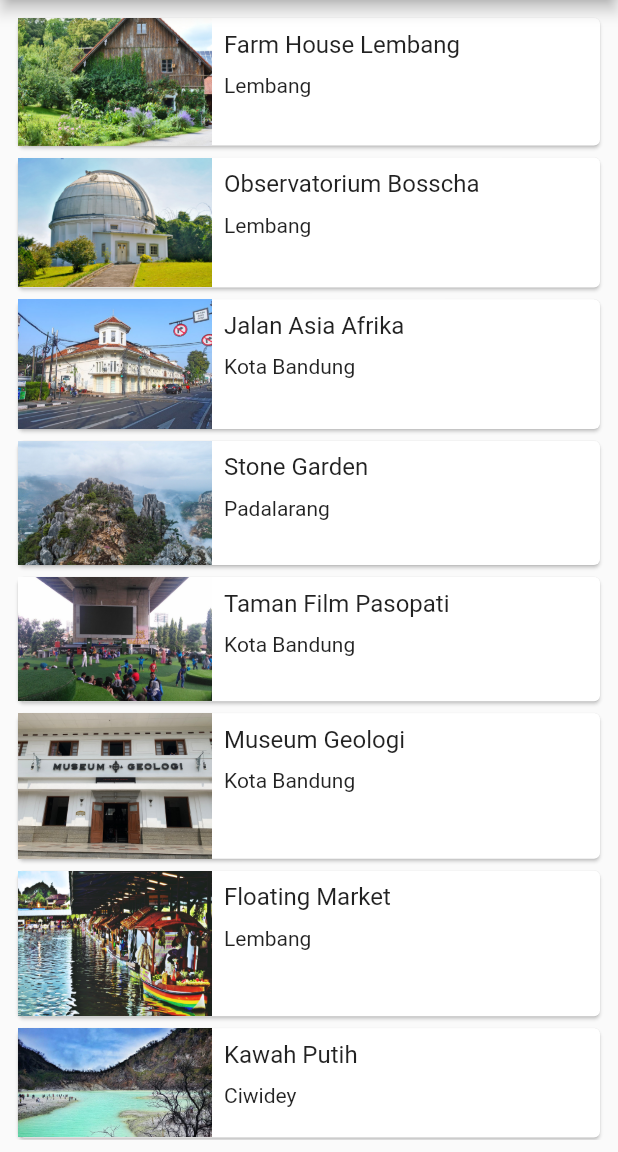
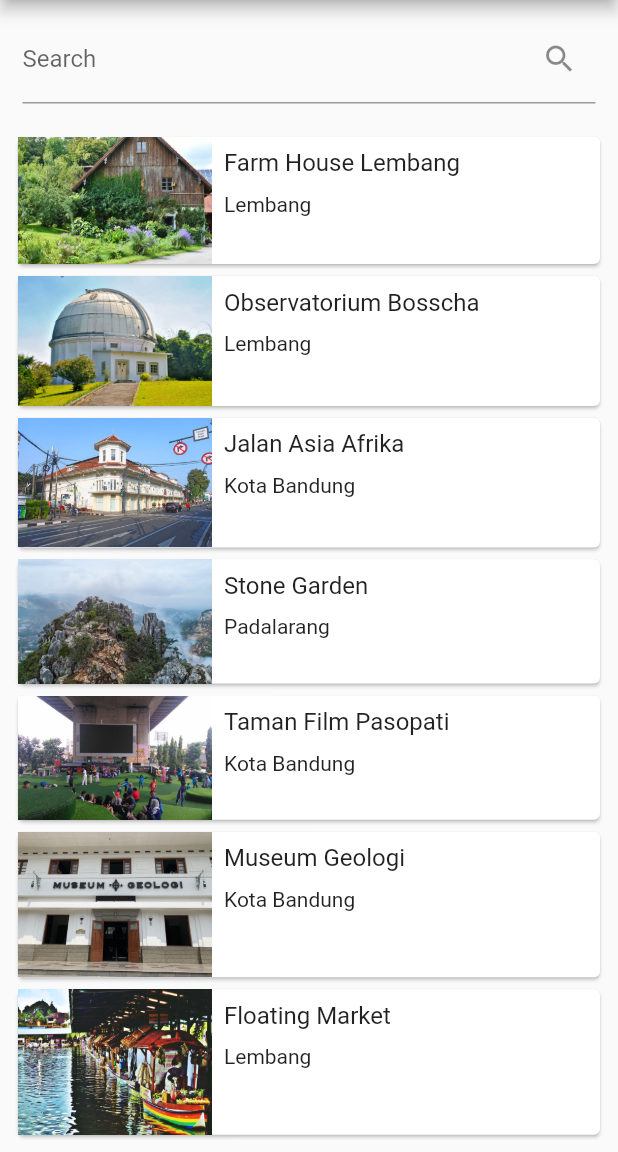
Before and after one commit to HarizahSyawal/Codelab1ByDicoding, a Flutter app: the screen it shows after launch, on a phone screen of 412 x 824 dp, the part 84-1236 px from its top. Run offline on Flutter 3.47's test engine with Material 2 defaults, Android fonts, the phone set to English and light mode, and no system bars.

Commit message:
Update
Adding Search Bar

```diff
--- a/WisataBandung/wisata_bandung/lib/detail_screen.dart
+++ b/WisataBandung/wisata_bandung/lib/detail_screen.dart
@@ -1,6 +1,5 @@
 import 'package:flutter/foundation.dart';
 import 'package:flutter/material.dart';
-import 'package:flutter/widgets.dart';
 import 'package:wisata_bandung/model/tourism_place.dart';
 
 var informationTextStyle = const TextStyle(fontFamily: 'Oxygen');
--- a/WisataBandung/wisata_bandung/lib/main_screen.dart
+++ b/WisataBandung/wisata_bandung/lib/main_screen.dart
@@ -13,8 +13,31 @@ class MainScreen extends StatelessWidget {
             appBar: AppBar(
               title: const Text('Wisata Bandung'),
             ),
-          body: LayoutBuilder(
-            builder: (BuildContext context, BoxConstraints constraints) {
+            body: Column(
+              mainAxisSize: MainAxisSize.max,
+              mainAxisAlignment: MainAxisAlignment.start,
+              crossAxisAlignment: CrossAxisAlignment.start,
+              children: [
+                SizedBox(height: 10),
+                Padding(
+                  padding: const EdgeInsets.symmetric(horizontal: 15.0),
+                  child: TextField(
+                    // onChanged: (value) {
+                    //   setState(() {
+                    //     searchString = value.toLowerCase();
+                    //   });
+                    // },
+                    decoration: InputDecoration(
+                      labelText: 'Search',
+                      suffixIcon: Icon(Icons.search),
+                    ),
+                  ),
+                ),
+                SizedBox(height: 10),
+                Expanded(
+                  child: LayoutBuilder(
+                    builder:
+                        (BuildContext context, BoxConstraints constraints) {
                       if (constraints.maxWidth <= 600) {
                         return const TourismPlaceList();
                       } else if (constraints.maxWidth <= 1200) {
@@ -24,7 +47,9 @@ class MainScreen extends StatelessWidget {
                       }
                     },
                   ),
-        );
+                ),
+              ],
+            ));
       },
     );
   }
```
Lines whose indentation alone changed are shown as unchanged.
